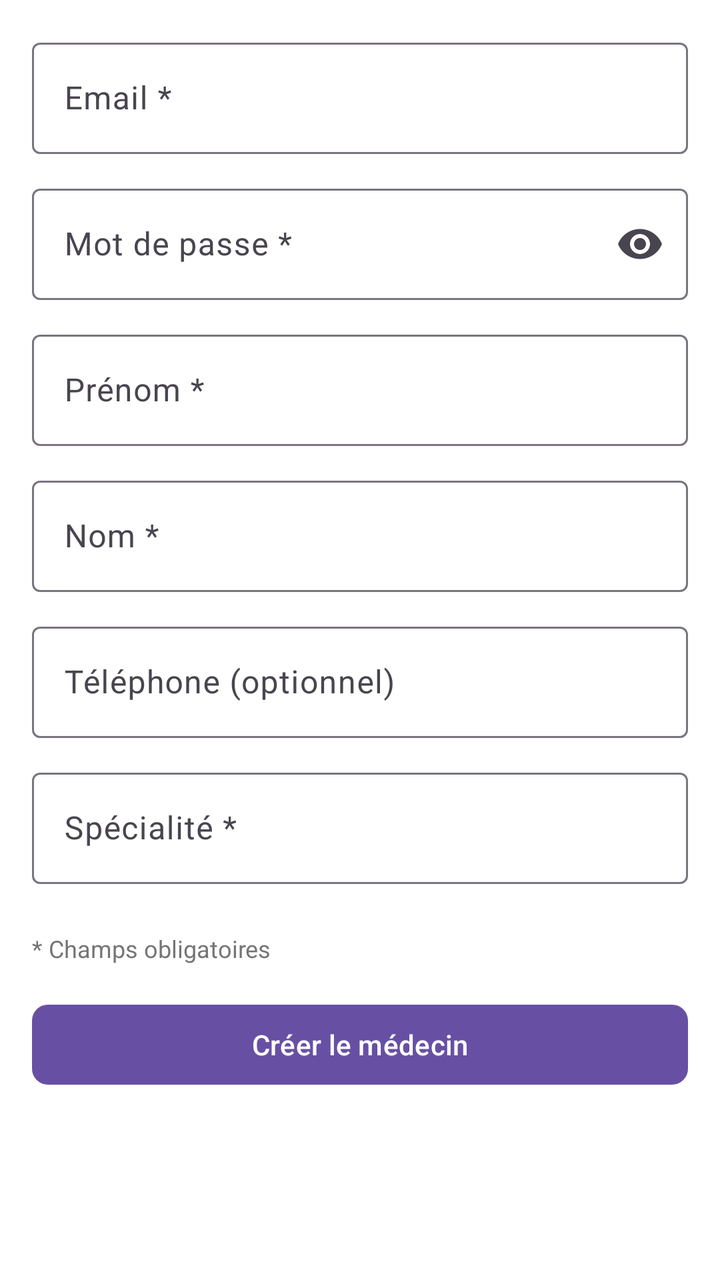
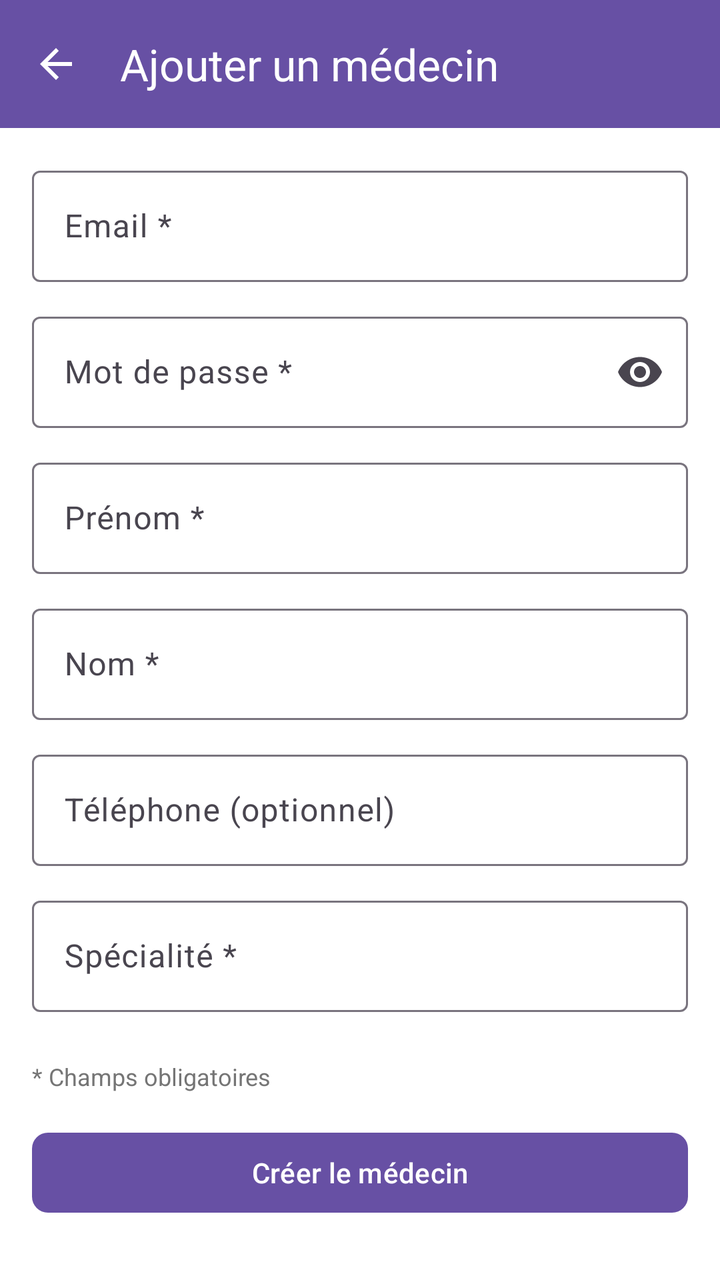

An Android layout rendered at two revisions. The XML below is the earlier revision; the diff shows what the commit changed to produce the second picture.
<!-- AndroidManifest.xml: application theme Theme.CabinetMedical -->
<!-- res/layout/activity_admin_add_doctor.xml -->
<?xml version="1.0" encoding="utf-8"?>
<ScrollView xmlns:android="http://schemas.android.com/apk/res/android"
    xmlns:app="http://schemas.android.com/apk/res-auto"
    android:layout_width="match_parent"
    android:layout_height="match_parent"
    android:background="@color/white"
    android:fillViewport="true">

    <LinearLayout
        android:layout_width="match_parent"
        android:layout_height="wrap_content"
        android:orientation="vertical"
        android:padding="16dp">

        
        <ProgressBar
            android:id="@+id/progress_bar"
            android:layout_width="wrap_content"
            android:layout_height="wrap_content"
            android:layout_gravity="center"
            android:visibility="gone" />

        
        <TextView
            android:id="@+id/error_message"
            android:layout_width="match_parent"
            android:layout_height="wrap_content"
            android:background="@drawable/error_background"
            android:padding="12dp"
            android:textColor="@color/error"
            android:visibility="gone"
            android:layout_marginBottom="16dp" />

        
        <com.google.android.material.textfield.TextInputLayout
            android:layout_width="match_parent"
            android:layout_height="wrap_content"
            android:hint="Email *"
            app:boxBackgroundMode="outline"
            android:layout_marginBottom="12dp">

            <com.google.android.material.textfield.TextInputEditText
                android:id="@+id/input_email"
                android:layout_width="match_parent"
                android:layout_height="wrap_content"
                android:inputType="textEmailAddress" />

        </com.google.android.material.textfield.TextInputLayout>

        
        <com.google.android.material.textfield.TextInputLayout
            android:layout_width="match_parent"
            android:layout_height="wrap_content"
            android:hint="Mot de passe *"
            app:boxBackgroundMode="outline"
            app:endIconMode="password_toggle"
            android:layout_marginBottom="12dp">

            <com.google.android.material.textfield.TextInputEditText
                android:id="@+id/input_password"
                android:layout_width="match_parent"
                android:layout_height="wrap_content"
                android:inputType="textPassword" />

        </com.google.android.material.textfield.TextInputLayout>

        
        <com.google.android.material.textfield.TextInputLayout
            android:layout_width="match_parent"
            android:layout_height="wrap_content"
            android:hint="Prénom *"
            app:boxBackgroundMode="outline"
            android:layout_marginBottom="12dp">

            <com.google.android.material.textfield.TextInputEditText
                android:id="@+id/input_first_name"
                android:layout_width="match_parent"
                android:layout_height="wrap_content"
                android:inputType="textPersonName" />

        </com.google.android.material.textfield.TextInputLayout>

        
        <com.google.android.material.textfield.TextInputLayout
            android:layout_width="match_parent"
            android:layout_height="wrap_content"
            android:hint="Nom *"
            app:boxBackgroundMode="outline"
            android:layout_marginBottom="12dp">

            <com.google.android.material.textfield.TextInputEditText
                android:id="@+id/input_last_name"
                android:layout_width="match_parent"
                android:layout_height="wrap_content"
                android:inputType="textPersonName" />

        </com.google.android.material.textfield.TextInputLayout>

        
        <com.google.android.material.textfield.TextInputLayout
            android:layout_width="match_parent"
            android:layout_height="wrap_content"
            android:hint="Téléphone (optionnel)"
            app:boxBackgroundMode="outline"
            android:layout_marginBottom="12dp">

            <com.google.android.material.textfield.TextInputEditText
                android:id="@+id/input_phone"
                android:layout_width="match_parent"
                android:layout_height="wrap_content"
                android:inputType="phone"
                android:maxLength="10" />

        </com.google.android.material.textfield.TextInputLayout>

        
        <com.google.android.material.textfield.TextInputLayout
            android:layout_width="match_parent"
            android:layout_height="wrap_content"
            android:hint="Spécialité *"
            app:boxBackgroundMode="outline"
            android:layout_marginBottom="24dp">

            <com.google.android.material.textfield.TextInputEditText
                android:id="@+id/input_specialty"
                android:layout_width="match_parent"
                android:layout_height="wrap_content"
                android:inputType="text" />

        </com.google.android.material.textfield.TextInputLayout>

        
        <TextView
            android:layout_width="match_parent"
            android:layout_height="wrap_content"
            android:text="* Champs obligatoires"
            android:textColor="@color/text_secondary"
            android:textSize="12sp"
            android:layout_marginBottom="16dp" />

        
        <com.google.android.material.button.MaterialButton
            android:id="@+id/button_save"
            android:layout_width="match_parent"
            android:layout_height="wrap_content"
            android:text="Créer le médecin"
            android:textColor="@color/white"
            app:cornerRadius="8dp" />

    </LinearLayout>

</ScrollView>
<!-- resources referenced by this layout -->
<resources>
  <color name="error">#F44336</color>
  <color name="text_secondary">#757575</color>
  <color name="white">#FFFFFFFF</color>
  <!-- drawable error_background (drawable) -->
  <?xml version="1.0" encoding="utf-8"?>
  <shape xmlns:android="http://schemas.android.com/apk/res/android"
      android:shape="rectangle">
      <solid android:color="#FFEBEE" />
      <corners android:radius="8dp" />
      <stroke
          android:width="1dp"
          android:color="#F44336" />
  </shape>
  <style name="Theme.CabinetMedical" parent="Base.Theme.CabinetMedical" />
  <style name="Base.Theme.CabinetMedical" parent="Theme.Material3.DayNight.NoActionBar">
          
          
      </style>
</resources>

<!-- the commit's change to res/layout/activity_admin_add_doctor.xml (unified diff, before → after) -->
@@ -1,10 +1,27 @@
 <?xml version="1.0" encoding="utf-8"?>
-<ScrollView xmlns:android="http://schemas.android.com/apk/res/android"
+<LinearLayout xmlns:android="http://schemas.android.com/apk/res/android"
     xmlns:app="http://schemas.android.com/apk/res-auto"
     android:layout_width="match_parent"
     android:layout_height="match_parent"
-    android:background="@color/white"
-    android:fillViewport="true">
+    android:orientation="vertical">
+
+    
+    <com.google.android.material.appbar.MaterialToolbar
+        android:id="@+id/toolbar"
+        android:layout_width="match_parent"
+        android:layout_height="?attr/actionBarSize"
+        android:background="?attr/colorPrimary"
+        app:title="Ajouter un médecin"
+        app:titleTextColor="@android:color/white"
+        app:navigationIcon="?attr/homeAsUpIndicator"
+        app:navigationIconTint="@android:color/white" />
+
+    <ScrollView
+        android:layout_width="match_parent"
+        android:layout_height="0dp"
+        android:layout_weight="1"
+        android:background="@color/white"
+        android:fillViewport="true">
 
     <LinearLayout
         android:layout_width="match_parent"
@@ -149,4 +166,6 @@
 
     </LinearLayout>
 
-</ScrollView>
+    </ScrollView>
+
+</LinearLayout>
